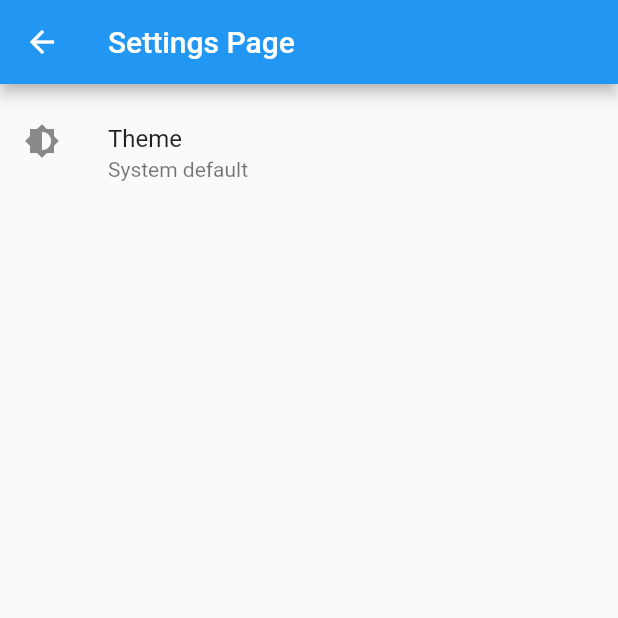
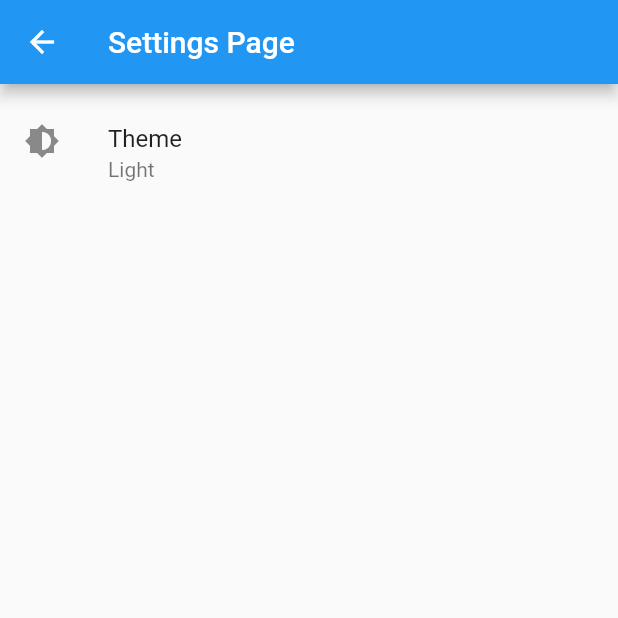
Before and after one commit to princebioh/Shared-Preferences-Flutter, a Flutter app: the screen it shows after launch, after a tap on the "settings" icon, on a phone screen of 412 x 824 dp, the top half of it. Run offline on Flutter 3.47's test engine with Material 2 defaults, Android fonts, the light colour scheme and no system bars.

Commit message:
Dark and Light Mode Added

```diff
--- a/lib/main.dart
+++ b/lib/main.dart
@@ -2,6 +2,7 @@ import 'package:flutter/material.dart';
 import 'package:provider/provider.dart';
 import 'package:shared_preferences_app/providers/theme_provider.dart';
 import 'package:shared_preferences_app/routes/routes.dart';
+import 'package:shared_preferences_app/themes/themes.dart';
 
 void main(List<String> args) {
   runApp(const MyApp());
@@ -14,10 +15,12 @@ class MyApp extends StatelessWidget {
   Widget build(BuildContext context) {
     return MultiProvider(
       providers: [
-        Provider(create: (context) => ThemeProvider()),
+        ChangeNotifierProvider(create: (context) => ThemeProvider()),
       ],
       builder: (context, child) {
-        return const MaterialApp(
+        String userTheme = context.watch<ThemeProvider>().thememode;
+        return MaterialApp(
+          theme: userTheme == "Dark" ? darkTheme : lightTheme,
           initialRoute: Routes.homePage,
           onGenerateRoute: Routes.routeManager,
         );
--- a/lib/pages/settings_page.dart
+++ b/lib/pages/settings_page.dart
@@ -1,4 +1,6 @@
 import 'package:flutter/material.dart';
+import 'package:provider/provider.dart';
+import 'package:shared_preferences_app/providers/theme_provider.dart';
 
 class SettingsPage extends StatefulWidget {
   const SettingsPage({super.key});
@@ -10,8 +12,10 @@ class SettingsPage extends StatefulWidget {
 class _SettingsPageState extends State<SettingsPage> {
   List<String> radioOptions = ["System default", "Light", "Dark"];
   String? radioGroupValue = "System default";
-  String _subtitle = "System default";
+  String chosenTheme = "";
 
+  @override
+  Widget build(BuildContext context) {
     _showTheDialog() {
       return showDialog(
         context: context,
@@ -28,7 +32,7 @@ class _SettingsPageState extends State<SettingsPage> {
                   onChanged: (value) {
                     setState(() {
                       radioGroupValue = value;
-                    _subtitle = value!;
+                      chosenTheme = value!;
                     });
                   },
                 ),
@@ -39,7 +43,7 @@ class _SettingsPageState extends State<SettingsPage> {
                   onChanged: (value) {
                     setState(() {
                       radioGroupValue = value;
-                    _subtitle = value!;
+                      chosenTheme = value!;
                     });
                   },
                 ),
@@ -50,7 +54,7 @@ class _SettingsPageState extends State<SettingsPage> {
                   onChanged: (value) {
                     setState(() {
                       radioGroupValue = value;
-                    _subtitle = value!;
+                      chosenTheme = value!;
                     });
                   },
                 ),
@@ -68,6 +72,8 @@ class _SettingsPageState extends State<SettingsPage> {
                   ),
                   TextButton(
                     onPressed: () {
+                      context.read<ThemeProvider>().thememode = chosenTheme;
+
                       Navigator.of(context).pop();
                     },
                     child: const Text("Ok"),
@@ -80,8 +86,6 @@ class _SettingsPageState extends State<SettingsPage> {
       );
     }
 
-  @override
-  Widget build(BuildContext context) {
     return Scaffold(
       appBar: AppBar(
         title: const Text("Settings Page"),
@@ -91,11 +95,15 @@ class _SettingsPageState extends State<SettingsPage> {
           const SizedBox(
             height: 10,
           ),
-          ListTile(
+          Consumer<ThemeProvider>(
+            builder: (context, value, child) {
+              return ListTile(
                 leading: const Icon(Icons.brightness_6),
                 title: const Text("Theme"),
-            subtitle: Text(_subtitle),
+                subtitle: Text(value.thememode),
                 onTap: _showTheDialog,
+              );
+            },
           ),
         ],
       ),
--- a/lib/providers/theme_provider.dart
+++ b/lib/providers/theme_provider.dart
@@ -7,6 +7,7 @@ class ThemeProvider extends ChangeNotifier {
 
   set thememode(String newMode) {
     _thememode = newMode;
+    print("New Theme = $_thememode");
     notifyListeners();
   }
 }
--- /dev/null
+++ b/lib/themes/themes.dart
@@ -0,0 +1,5 @@
+import 'package:flutter/material.dart';
+
+ThemeData lightTheme = ThemeData();
+
+ThemeData darkTheme = ThemeData.dark();
```
Also changed, not shown: lib/widgets/alert_dialog.dart (+16 -16 lines). Lines whose indentation alone changed are shown as unchanged.
